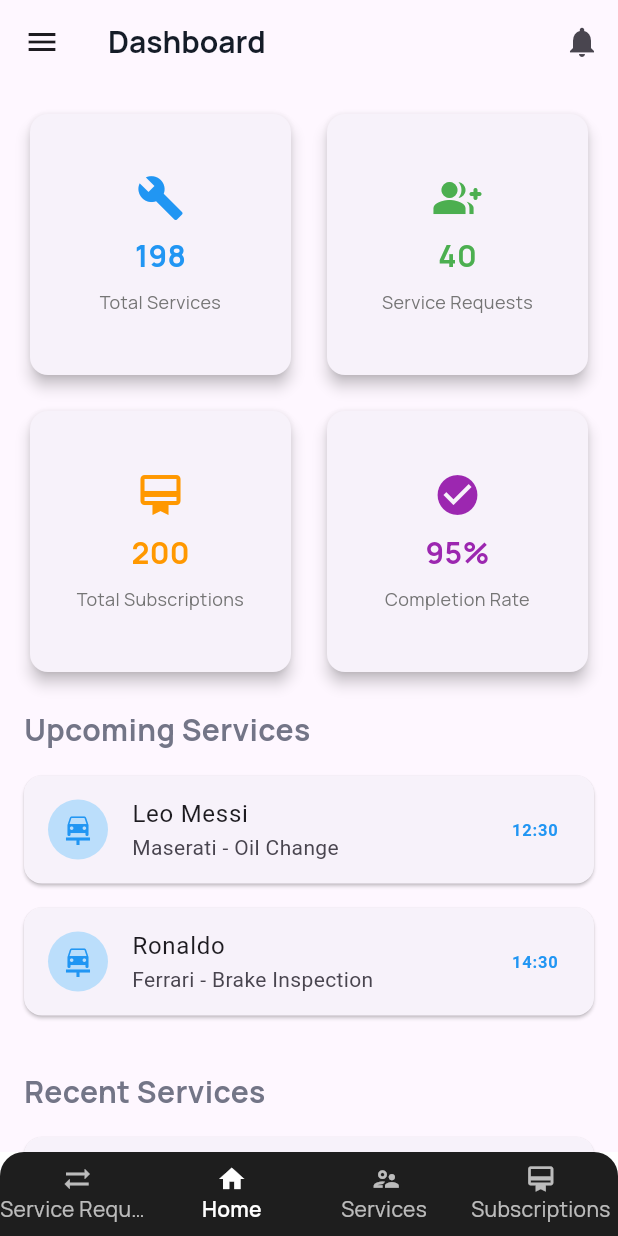
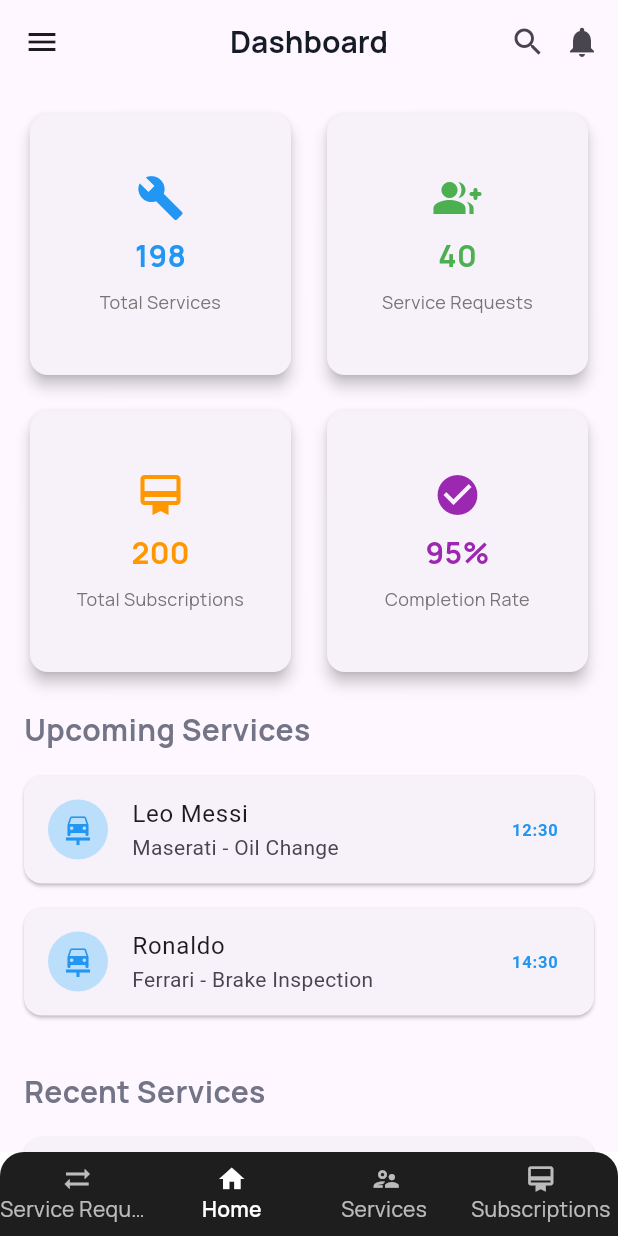
Before and after one commit to Tron-Academy/hand_car_vendor_mobile_app, a Flutter app: the NavigationPage screen opened by its route, on a phone screen of 412 x 824 dp. Run offline on Flutter 3.47's test engine with Material 3 defaults, Android fonts, the phone set to English and light mode, and no system bars; our stand-ins replace flutter_hooks, flutter_svg, freezed_annotation, go_router, hooks_riverpod, image_picker and 1 more.

```diff
--- a/lib/features/dashboard/view/pages/navigation_page.dart
+++ b/lib/features/dashboard/view/pages/navigation_page.dart
@@ -2,11 +2,10 @@ import 'package:flutter/material.dart';
 import 'package:flutter_hooks/flutter_hooks.dart';
 import 'package:go_router/go_router.dart';
 import 'package:handcar_ventor/core/extension/theme_extension.dart';
+import 'package:handcar_ventor/core/widgets/drawer_widget.dart';
 import 'package:handcar_ventor/features/dashboard/view/pages/dashboard_page.dart';
-
 import 'package:handcar_ventor/features/dashboard/view/pages/service_request_page.dart';
 import 'package:handcar_ventor/features/dashboard/view/pages/subscriptions_page.dart';
-import 'package:handcar_ventor/core/widgets/drawer_widget.dart';
 import 'package:handcar_ventor/features/notifications/view/pages/notification_page.dart';
 import 'package:handcar_ventor/features/services/view/pages/service_page.dart';
 
@@ -16,16 +15,12 @@ class NavigationPage extends HookWidget {
 
   @override
   Widget build(BuildContext context) {
-    //Page Controller
     final pageController = usePageController(initialPage: 1);
-
-    //NavBar Index
     final navBarIndex = useState(1);
-
-    //Dark Mode
+    final searchController = useTextEditingController();
+    final isSearching = useState(false);
     final isDarkMode = Theme.of(context).brightness == Brightness.dark;
 
-    //On Tap Function for NavBar
     void onTap(int index) {
       navBarIndex.value = index;
       pageController.animateToPage(
@@ -35,18 +30,76 @@ class NavigationPage extends HookWidget {
       );
     }
 
+    // Create the search bar widget
+    Widget buildSearchBar() {
+      return TextField(
+        controller: searchController,
+        style: TextStyle(
+          color: isDarkMode ? Colors.white : Colors.black,
+        ),
+        decoration: InputDecoration(
+          hintText: navBarIndex.value == 2
+              ? 'Search services...'
+              : 'Search subscriptions...',
+          hintStyle: TextStyle(
+            color: isDarkMode ? Colors.white70 : Colors.black54,
+          ),
+          border: InputBorder.none,
+          prefixIcon: Icon(
+            Icons.search,
+            color: isDarkMode ? Colors.white70 : Colors.black54,
+          ),
+          suffixIcon: searchController.text.isNotEmpty
+              ? IconButton(
+                  icon: Icon(
+                    Icons.clear,
+                    color: isDarkMode ? Colors.white70 : Colors.black54,
+                  ),
+                  onPressed: () {
+                    searchController.clear();
+                    // Add your search clear logic here
+                  },
+                )
+              : null,
+        ),
+        onChanged: (value) {
+          // Add your search logic here
+        },
+      );
+    }
+
     return Scaffold(
       backgroundColor:
           isDarkMode ? context.colors.background : context.colors.white,
       appBar: AppBar(
-        title: navBarIndex.value == 0
-            ? Text('Service Requests', style: context.typography.h3)
-            : navBarIndex.value == 1
-                ? Text('Dashboard', style: context.typography.h3)
-                : navBarIndex.value == 2
-                    ? Text('Services', style: context.typography.h3)
-                    : Text('Subscriptions', style: context.typography.h3),
+        centerTitle: true,
+        title: (navBarIndex.value == 2 || navBarIndex.value == 3) &&
+                isSearching.value
+            ? buildSearchBar()
+            : Text(
+                navBarIndex.value == 0
+                    ? 'Service Requests'
+                    : navBarIndex.value == 1
+                        ? 'Dashboard'
+                        : navBarIndex.value == 2
+                            ? 'Services'
+                            : 'Subscriptions',
+                style: context.typography.h3,
+              ),
         actions: [
+          if (navBarIndex.value == 2 || navBarIndex.value == 3)
+            IconButton(
+              onPressed: () {
+                isSearching.value = !isSearching.value;
+                if (!isSearching.value) {
+                  searchController.clear();
+                  // Add your search clear logic here
+                }
+              },
+              icon: Icon(isSearching.value ? Icons.close : Icons.search),
+            )
+          else
+            const Icon(Icons.search),
           IconButton(
             onPressed: () {
               context.push(NotificationPage.route);
@@ -55,18 +108,19 @@ class NavigationPage extends HookWidget {
           ),
         ],
       ),
-      //Drawer Widget
       drawer: const DrawerWidget(),
       body: PageView(
         controller: pageController,
         onPageChanged: (value) {
           navBarIndex.value = value;
+          isSearching.value = false; // Reset search state when page changes
+          searchController.clear(); // Clear search when page changes
         },
         children: const [
-          ServiceRequestPage(), //Service Request Page
-          VendorDashboard(), //Vendor Dashboard
-          ServicePage(), //Service Page
-          SubscriptionPage(), //Subscription Page
+          ServiceRequestPage(),
+          VendorDashboard(),
+          ServicePage(),
+          SubscriptionPage(),
         ],
       ),
       bottomNavigationBar: ClipRRect(
--- a/lib/features/services/view/pages/add_service_page.dart
+++ b/lib/features/services/view/pages/add_service_page.dart
@@ -128,6 +128,7 @@ class AddServiceScreen extends HookConsumerWidget {
                       label: 'Save',
                       onTap: () {
                         // Add save functionality here
+
                       }),
                 ],
               ),
--- a/pubspec.yaml
+++ b/pubspec.yaml
@@ -36,6 +36,7 @@ dev_dependencies:
   build_runner: ^2.4.13
   flutter_gen_runner: ^5.8.0
   riverpod_generator: ^2.4.3
+  json_serializable: ^6.9.0
 
 
 flutter:
```
Also changed, not shown: lib/features/services/controller/model/add_service_model.dart (added, +20 -0 lines), lib/features/services/controller/model/add_service_model.freezed.dart (added), lib/features/services/controller/model/add_service_model.g.dart (added), pubspec.lock.
